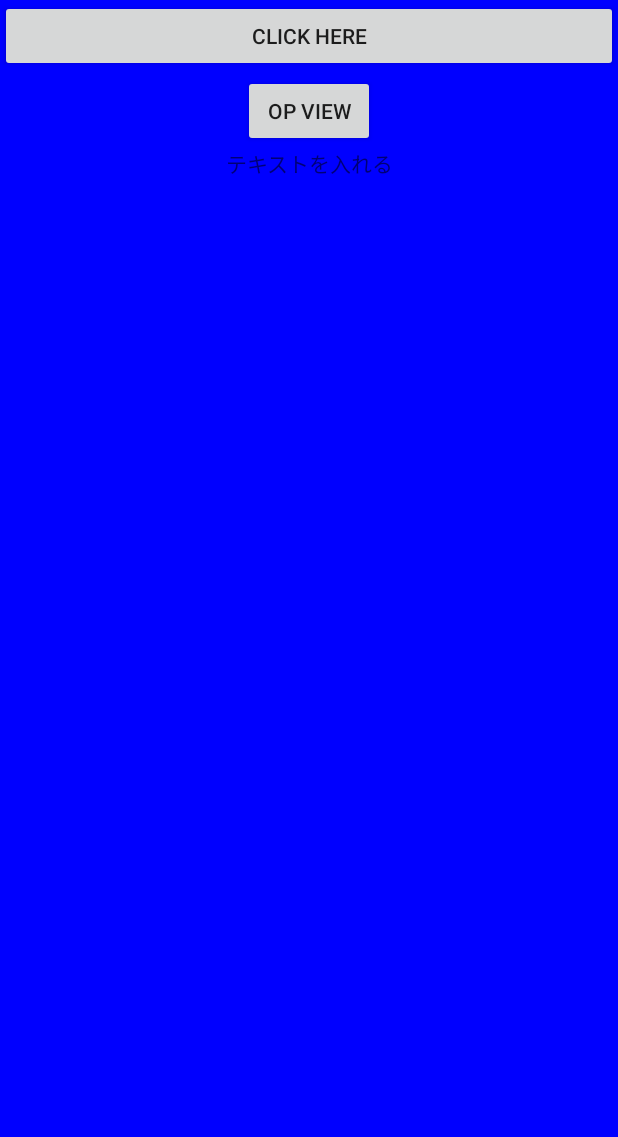
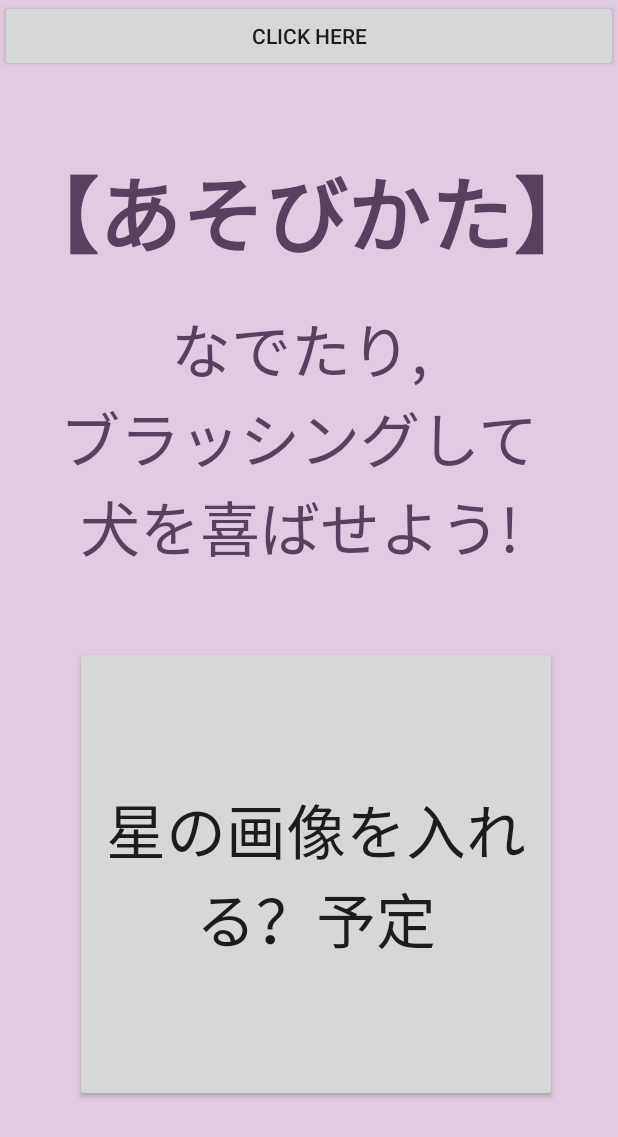
Before and after one commit to UenoNoOmawarisan/DTICnew, an Android app: the screen it shows after launch (MainActivity), on a phone screen of 412 x 824 dp. Shown: the top 1137 px of the screen. Run offline under Robolectric (Android 15) with nearby library versions, the phone set to English and light mode, and no system bars.

Commit message:
説明文

```diff
--- a/app/src/main/res/layout/activity_view.xml
+++ b/app/src/main/res/layout/activity_view.xml
@@ -17,6 +17,9 @@
         android:layout_alignParentTop="true"
         android:text="click here" />
 
-    <include layout="@layout/op" />
+    <include
+        layout="@layout/op"
+        android:layout_width="match_parent"
+        android:layout_height="match_parent" />
 
 </RelativeLayout>
--- a/app/src/main/res/layout/op.xml
+++ b/app/src/main/res/layout/op.xml
@@ -1,26 +1,46 @@
 <?xml version="1.0" encoding="utf-8"?>
-<LinearLayout
-    xmlns:android="http://schemas.android.com/apk/res/android"
+<LinearLayout xmlns:android="http://schemas.android.com/apk/res/android"
     android:id="@+id/op"
     android:layout_width="match_parent"
     android:layout_height="match_parent"
     android:orientation="vertical"
-    android:background="#0000FF"
-    >
-    <Button
-        android:id="@+id/button2"
+    android:background="#E1CBE0">
+
+    <TextView
         android:layout_width="wrap_content"
         android:layout_height="wrap_content"
-        android:layout_marginTop="50dp"
-        android:layout_gravity="center_horizontal"
-        android:text="OP view"/>
+
+        android:layout_marginLeft="10dp"
+        android:layout_marginTop="100dp"
+
+        android:text="【あそびかた】"
+        android:textAlignment="center"
+        android:textAllCaps="false"
+        android:textColor="#5B3F5F"
+        android:textSize="55sp"
+        android:textStyle="bold" />
 
     <TextView
-        android:layout_width="match_parent"
+        android:layout_width="wrap_content"
         android:layout_height="wrap_content"
-        android:layout_centerInParent="true"
-        android:gravity="center"
-        android:text="テキストを入れる"
-        android:textAlignment="center" />
+
+        android:layout_marginLeft="40dp"
+        android:layout_marginTop="20sp"
+
+        android:text="なでたり,\nブラッシングして\n犬を喜ばせよう!"
+        android:textAlignment="center"
+        android:textColor="#5B3F5F"
+        android:textSize="40sp" />
+
+    <Button
+        android:id="@+id/button"
+
+        android:layout_width="321dp"
+        android:layout_height="304dp"
+
+        android:layout_marginLeft="50dp"
+        android:layout_marginTop="50dp"
+        android:text="星の画像を入れる？予定"
+        android:textSize="40sp"/>
 
 </LinearLayout>
```
Also changed, not shown: app/src/main/java/jp/ac/shohoku/s18b706/ueno/dtic/MainActivity.java (+23 -7 lines), app/src/main/res/raw/badend.PNG (added), app/src/main/res/raw/badend.jpg (deleted), 1 other file.
